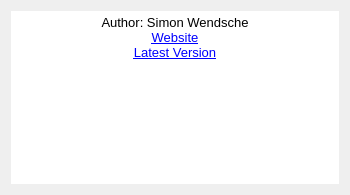
Theverat/NormalmapGenerator, file src_gui/aboutdialog.ui: the form before one commit.
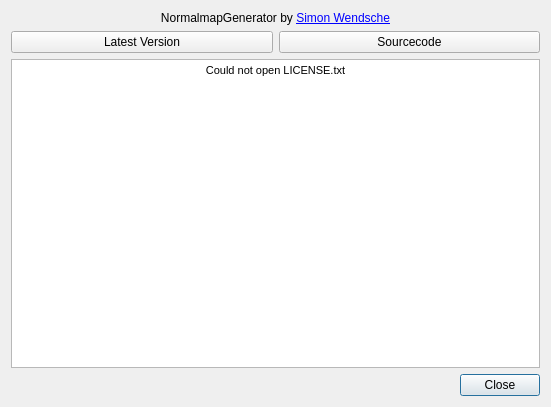
The form after the commit.

Patch:
```diff
--- a/src_gui/aboutdialog.ui
+++ b/src_gui/aboutdialog.ui
@@ -2,46 +2,111 @@
 <ui version="4.0">
  <class>AboutDialog</class>
  <widget class="QDialog" name="AboutDialog">
+  <property name="enabled">
+   <bool>true</bool>
+  </property>
   <property name="geometry">
    <rect>
     <x>0</x>
     <y>0</y>
-    <width>350</width>
-    <height>195</height>
+    <width>551</width>
+    <height>407</height>
    </rect>
   </property>
+  <property name="sizePolicy">
+   <sizepolicy hsizetype="Preferred" vsizetype="Preferred">
+    <horstretch>0</horstretch>
+    <verstretch>0</verstretch>
+   </sizepolicy>
+  </property>
   <property name="windowTitle">
    <string>About NormalmapGenerator</string>
   </property>
+  <property name="sizeGripEnabled">
+   <bool>false</bool>
+  </property>
   <property name="modal">
    <bool>false</bool>
   </property>
   <layout class="QVBoxLayout" name="verticalLayout">
+   <property name="sizeConstraint">
+    <enum>QLayout::SetDefaultConstraint</enum>
+   </property>
    <item>
-    <widget class="QTextBrowser" name="textBrowser">
-     <property name="frameShape">
-      <enum>QFrame::NoFrame</enum>
+    <widget class="QLabel" name="label_author">
+     <property name="sizePolicy">
+      <sizepolicy hsizetype="Preferred" vsizetype="Preferred">
+       <horstretch>0</horstretch>
+       <verstretch>0</verstretch>
+      </sizepolicy>
      </property>
-     <property name="frameShadow">
-      <enum>QFrame::Plain</enum>
+     <property name="text">
+      <string>&lt;html&gt;&lt;head/&gt;&lt;body&gt;&lt;p align=&quot;center&quot;&gt;NormalmapGenerator by &lt;a href=&quot;https://byob.carbonmade.com/&quot;&gt;&lt;span style=&quot; text-decoration: underline; color:#0000ff;&quot;&gt;Simon Wendsche&lt;/span&gt;&lt;/a&gt;&lt;/p&gt;&lt;/body&gt;&lt;/html&gt;</string>
      </property>
+     <property name="openExternalLinks">
+      <bool>true</bool>
+     </property>
+     <property name="textInteractionFlags">
+      <set>Qt::LinksAccessibleByMouse|Qt::TextSelectableByKeyboard|Qt::TextSelectableByMouse</set>
+     </property>
+    </widget>
+   </item>
+   <item>
+    <layout class="QHBoxLayout" name="horizontalLayout">
+     <item>
+      <widget class="QPushButton" name="pushButton_latestVersion">
+       <property name="text">
+        <string>Latest Version</string>
+       </property>
+      </widget>
+     </item>
+     <item>
+      <widget class="QPushButton" name="pushButton_sourcecode">
+       <property name="text">
+        <string>Sourcecode</string>
+       </property>
+      </widget>
+     </item>
+    </layout>
+   </item>
+   <item>
+    <widget class="QTextBrowser" name="textBrowser_license">
      <property name="html">
       <string>&lt;!DOCTYPE HTML PUBLIC &quot;-//W3C//DTD HTML 4.0//EN&quot; &quot;http://www.w3.org/TR/REC-html40/strict.dtd&quot;&gt;
 &lt;html&gt;&lt;head&gt;&lt;meta name=&quot;qrichtext&quot; content=&quot;1&quot; /&gt;&lt;style type=&quot;text/css&quot;&gt;
 p, li { white-space: pre-wrap; }
 &lt;/style&gt;&lt;/head&gt;&lt;body style=&quot; font-family:'MS Shell Dlg 2'; font-size:7.8pt; font-weight:400; font-style:normal;&quot;&gt;
-&lt;p align=&quot;center&quot; style=&quot; margin-top:0px; margin-bottom:0px; margin-left:0px; margin-right:0px; -qt-block-indent:0; text-indent:0px;&quot;&gt;&lt;span style=&quot; font-size:10pt;&quot;&gt;Author: Simon Wendsche&lt;/span&gt;&lt;/p&gt;
-&lt;p align=&quot;center&quot; style=&quot; margin-top:0px; margin-bottom:0px; margin-left:0px; margin-right:0px; -qt-block-indent:0; text-indent:0px;&quot;&gt;&lt;a href=&quot;http://byob.carbonmade.com/&quot;&gt;&lt;span style=&quot; font-size:10pt; text-decoration: underline; color:#0000ff;&quot;&gt;Website&lt;/span&gt;&lt;/a&gt;&lt;/p&gt;
-&lt;p align=&quot;center&quot; style=&quot; margin-top:0px; margin-bottom:0px; margin-left:0px; margin-right:0px; -qt-block-indent:0; text-indent:0px;&quot;&gt;&lt;a href=&quot;https://github.com/Theverat/NormalmapGenerator/releases&quot;&gt;&lt;span style=&quot; font-size:10pt; text-decoration: underline; color:#0000ff;&quot;&gt;Latest Version&lt;/span&gt;&lt;/a&gt;&lt;/p&gt;&lt;/body&gt;&lt;/html&gt;</string>
-     </property>
-     <property name="textInteractionFlags">
-      <set>Qt::LinksAccessibleByKeyboard|Qt::LinksAccessibleByMouse|Qt::TextBrowserInteraction|Qt::TextSelectableByKeyboard|Qt::TextSelectableByMouse</set>
-     </property>
-     <property name="openExternalLinks">
-      <bool>true</bool>
+&lt;p align=&quot;center&quot; style=&quot; margin-top:0px; margin-bottom:0px; margin-left:0px; margin-right:0px; -qt-block-indent:0; text-indent:0px;&quot;&gt;&lt;span style=&quot; font-size:8pt;&quot;&gt;Could not open LICENSE.txt&lt;/span&gt;&lt;/p&gt;&lt;/body&gt;&lt;/html&gt;</string>
      </property>
     </widget>
    </item>
+   <item>
+    <layout class="QHBoxLayout" name="horizontalLayout_2">
+     <item>
+      <spacer name="horizontalSpacer">
+       <property name="orientation">
+        <enum>Qt::Horizontal</enum>
+       </property>
+       <property name="sizeHint" stdset="0">
+        <size>
+         <width>40</width>
+         <height>20</height>
+        </size>
+       </property>
+      </spacer>
+     </item>
+     <item>
+      <widget class="QPushButton" name="pushButton_close">
+       <property name="text">
+        <string>Close</string>
+       </property>
+       <property name="default">
+        <bool>true</bool>
+       </property>
+      </widget>
+     </item>
+    </layout>
+   </item>
   </layout>
  </widget>
  <resources/>
```
Left out of the diff: 19 changed lines with no effect on the pictures.
